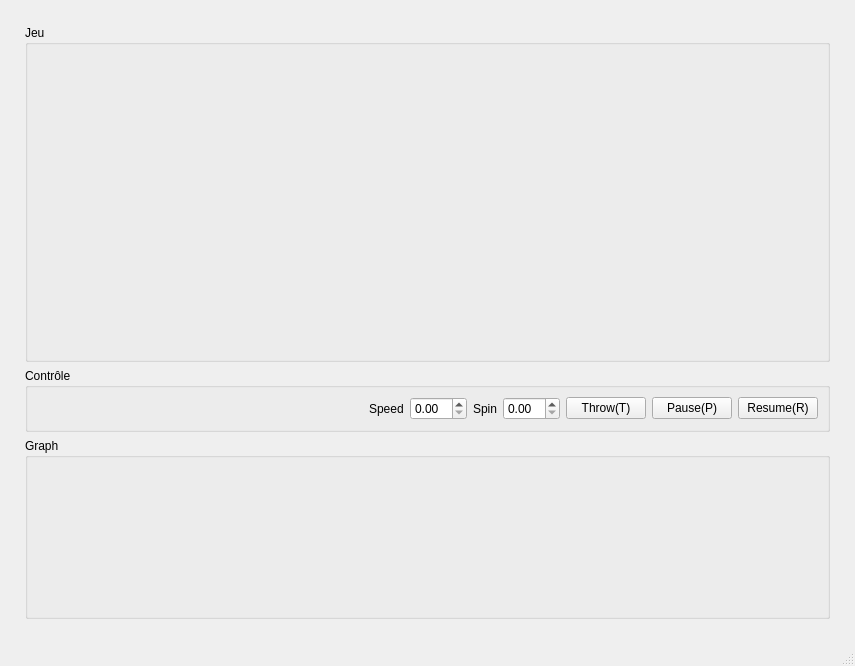
This is view/ui/baseball.ui in loic-fischlin/TP4_baseball as Qt 5 draws it before an edit. The edited form follows.
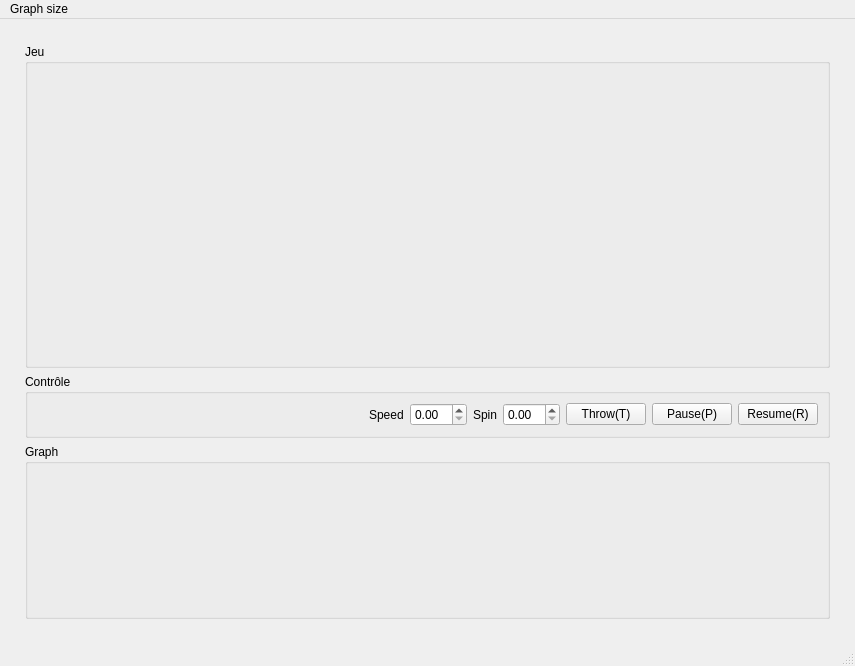
This is the edited form.

```diff
--- a/view/ui/baseball.ui
+++ b/view/ui/baseball.ui
@@ -159,9 +159,17 @@
      <x>0</x>
      <y>0</y>
      <width>855</width>
-     <height>21</height>
+     <height>33</height>
     </rect>
    </property>
+   <widget class="QMenu" name="menuSmall_graph">
+    <property name="title">
+     <string>Graph size</string>
+    </property>
+    <addaction name="actionSmall"/>
+    <addaction name="actionBig"/>
+   </widget>
+   <addaction name="menuSmall_graph"/>
   </widget>
   <widget class="QStatusBar" name="statusbar"/>
  </widget>
```
Left out of the diff: 12 changed lines with no effect on the pictures.
